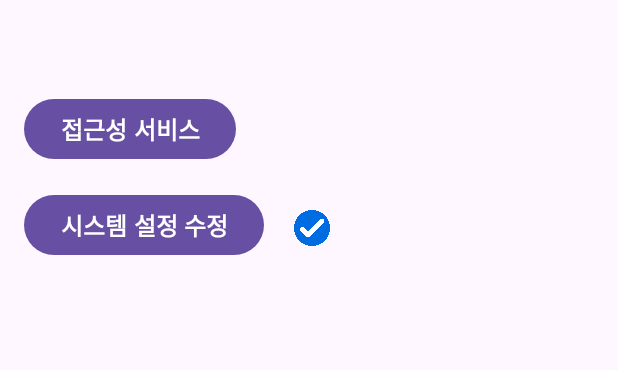
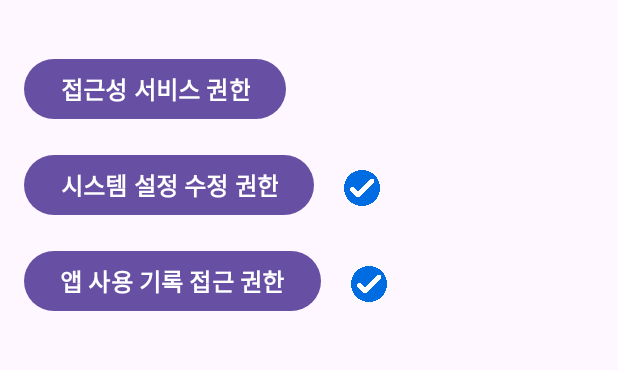
Before and after one commit to Doyeon-Ko/android-bright-volume-master, an Android app: the screen it shows after launch (StartActivity), on a phone screen of 412 x 824 dp, the part 184-554 px from its top. Run offline under Robolectric (Android 15) with nearby library versions, the phone set to English and light mode, and no system bars.

Commit message:
<Fix app detection and permission handling issues>
1) Added a button in StartActivity to request Usage Data Access permission. This permission is necessary to accurately detect the currently running app.

2) Modified the getForegroundApp() method in BrightnessAccessibilityService to use the getLastTimeUsed() method instead of appList.get(0). This change ensures that the method detects the actual foreground app instead of inaccurately assuming the first app in the list is always the foreground app.

3) Updated 'accessibility_service_config.xml':
- Changed 'android:accessibilityEventTypes' from 'typeWindowStateChanged' to 'typeAllMask' to capture a broader range of events.
- Removed 'android:packageNames' attribute, making the service listen to all package names instead of restricting to 'com.example.brightvolumemaster'.
- Removed 'android:accessibilityFlags = "flagIncludeNotImportantViews"' to streamline view processing.

4) Modified 'strings.xml':
- Updated dialog messages for Accessibility Service and Usage Data Access permissions to clarify their distinct purposes:
> Accessibility Service: Used to detect app transitions to apply volume and brightness settings accordingly.
> Usage Data Access: Used to identify the currently active app for applying the corresponding settings.

Theses changes enhances the app's ability to detect running apps more accurately and improve user understanding of required permissions.

```diff
--- a/app/src/main/java/com/example/brightvolumemaster/StartActivity.java
+++ b/app/src/main/java/com/example/brightvolumemaster/StartActivity.java
@@ -1,9 +1,13 @@
 package com.example.brightvolumemaster;
 
 import android.app.Activity;
+import android.app.AppOpsManager;
+import android.content.Context;
 import android.content.DialogInterface;
 import android.content.Intent;
 import android.content.SharedPreferences;
+import android.content.pm.ApplicationInfo;
+import android.content.pm.PackageManager;
 import android.net.Uri;
 import android.os.Bundle;
 import android.provider.Settings;
@@ -23,6 +27,8 @@ public class StartActivity extends AppCompatActivity {
     private boolean isAccessibilityPermissionGranted;
     private boolean isSystemSettingsPermissionGranted;
 
+    private boolean isUsageAccessPermissionGranted;
+
     private static final String PREFS_NAME = "StartActivitySettings";
 
     private SharedPreferences preferences;
@@ -31,6 +37,8 @@ public class StartActivity extends AppCompatActivity {
     private ImageView accessibilityTick;
 
     private ImageView systemSettingsTick;
+
+    private ImageView usageAccessTick;
 
     @Override
     protected void onCreate(Bundle savedInstanceState) {
@@ -43,17 +51,21 @@ public class StartActivity extends AppCompatActivity {
         accessibilityTick = findViewById(R.id.accessibilityTick);
         Button systemSettingsButton = findViewById(R.id.systemSettingsButton);
         systemSettingsTick = findViewById(R.id.systemSettingsTick);
+        Button usageAccessButton = findViewById(R.id.usageAccessButton);
+        usageAccessTick = findViewById(R.id.usageAccessTick);
 
         // Set initial visibility of UI elements
         explanationText.setVisibility(View.VISIBLE);
         accessibilityButton.setVisibility(View.VISIBLE);
         systemSettingsButton.setVisibility(View.VISIBLE);
+        usageAccessButton.setVisibility(View.VISIBLE);
 
         //Initialize SharedPreferences and Editor
         preferences = getSharedPreferences(PREFS_NAME, MODE_PRIVATE);
         editor = preferences.edit();
         editor.putBoolean("accessibilityPermissionAttempted", false);
         editor.putBoolean("systemModificationAttempted", false);
+        editor.putBoolean("usageAccessPermissionAttempted", false);
         editor.putBoolean("doNotShowAgain", false);
         editor.apply();
 
@@ -68,8 +80,8 @@ public class StartActivity extends AppCompatActivity {
             // Check if the user has attempted to grant accessibility permission before
             if (!accessibilityPermissionAttempted) {
                 // If it's the first attempt, show the confirmation dialog
-                showPermissionDialog("알림", "접근성 권한 필요 : BrightVolume Master는 사용자가 설정한 앱별 밝기와 볼륨을 앱에 적용하기 위해 접근성 권한을 사용합니다.\n\n" +
-                        "이 권한은 디바이스가 현재 실행하고 있는 앱을 감지하기 위한 용도로만 사용되며, 접근성 설정 창의 '설치된 서비스' 혹은 '다운로드된 앱'에서 [BrightVolume Master] 항목을 눌러 활성화할 수 있습니다.",
+                showPermissionDialog("알림", "접근성 권한 필요 : BrightVolume Master는 디바이스에서 실행 중인 앱의 전환을 감지하고, 해당 앱에 맞춰 밝기와 볼륨 설정을 적용하기 위해 접근성 권한을 사용합니다.\n\n" +
+                        "이 권한은 특정 앱이 실행 중일 때 BrightVolume Master가 이를 감지하여 밝기와 볼륨 설정값을 자동으로 조정하는 데 필요합니다. 접근성 설정 창의 '설치된 서비스' 또는 '다운로드된 앱'에서 [BrightVolume Master] 항목을 활성화해주세요.",
                         "취소", "설정 화면으로 이동",
                         (dialog, which) -> {
                             // User clicked "취소"
@@ -133,7 +145,7 @@ public class StartActivity extends AppCompatActivity {
                         "취소", "설정 화면으로 이동",
                         (dialog, which) -> {
                             // User clicked "취소"
-                            //Dismiss the dialog without any further action
+                            // Dismiss the dialog without any further action
                         },
                         (dialog, which) -> {
                             // User clicked "설정 화면으로 이동"
@@ -146,17 +158,45 @@ public class StartActivity extends AppCompatActivity {
                 openWriteSettingsPermission();
             }
         });
+
+        // Set click listener for the usage access button
+        usageAccessButton.setOnClickListener(v -> {
+            boolean usageAccessPermissionAttempted = preferences.getBoolean("usageAccessPermissionAttempted", false);
+            Log.d("ButtonClick", "Usage Access Button Clicked - usageAccessPermissionAttempted: " + usageAccessPermissionAttempted);
+
+            // Check if the user has attempted to grant usage access data permission before
+            if(!usageAccessPermissionAttempted) {
+                // If it's the first attempt, show the confirmation dialog
+                showPermissionDialog("알림", "앱 사용 기록 접근 권한 필요 : BrightVolume Master는 현재 실행 중인 앱을 정확하게 식별하고 그에 맞는 밝기와 볼륨 설정을 적용하기 위해 앱 사용 기록 접근 권한을 사용합니다. \n\n" +
+                        "이 권한은 최근 사용된 앱 정보를 바탕으로 BrightVolume Master가 올바른 설정을 적용할 수 있도록 합니다. 이때 다른 앱 사용 내역에는 접근하지 않으며, 사용자의 개인정보를 보호합니다.",
+                        "취소", "설정 화면으로 이동",
+                        (dialog, which) -> {
+                            // User clicked "취소"
+                            // Dismiss the dialog without any further action
+                        },
+                        (dialog, which) -> {
+                            // User clicked "설정 화면으로 이동"
+                            editor.putBoolean("usageAccessPermissionAttempted", true);
+                            editor.apply();
+                            openUsageAccessSettings();
+                        });
+            } else {
+                // Open usage access settings
+                openUsageAccessSettings();
+            }
+        });
     }
 
     @Override
     protected void onResume() {
         super.onResume();
 
-        // Check if both permissions are granted
+        // Check every permission is granted
         isAccessibilityPermissionGranted = isAccessibilityPermissionGranted();
         isSystemSettingsPermissionGranted = isSystemSettingsPermissionGranted();
+        boolean isUsageAccessGranted =isUsageAccessGranted();
 
-        if (isAccessibilityPermissionGranted && isSystemSettingsPermissionGranted) {
+        if (isAccessibilityPermissionGranted && isSystemSettingsPermissionGranted && isUsageAccessGranted) {
             // Transition to MainActivity
             Intent intent = new Intent(this, MainActivity.class);
             startActivity(intent);
@@ -175,6 +215,13 @@ public class StartActivity extends AppCompatActivity {
             systemSettingsTick.setVisibility(View.VISIBLE);
         } else {
             systemSettingsTick.setVisibility(View.GONE);
+        }
+
+        // Check if usage data access is enabled
+        if (isUsageAccessGranted) {
+            usageAccessTick.setVisibility(View.VISIBLE);
+        } else {
+            usageAccessTick.setVisibility(View.GONE);
         }
     }
 
@@ -210,6 +257,22 @@ public class StartActivity extends AppCompatActivity {
     // Method to check if modification of system settings is allowed
     private boolean isSystemSettingsPermissionGranted() {
         return Settings.System.canWrite(this);
+    }
+
+    // Method to check if the app has been granted Usage Access permission
+    private boolean isUsageAccessGranted() {
+        try {
+            PackageManager packageManager = getPackageManager();
+            ApplicationInfo applicationInfo = packageManager.getApplicationInfo(getPackageName(), 0);
+            AppOpsManager appOpsManager = (AppOpsManager) getSystemService(Context.APP_OPS_SERVICE);
+
+            // Check the mode of the Usage Access permission for this app
+            int mode = appOpsManager.checkOpNoThrow(AppOpsManager.OPSTR_GET_USAGE_STATS, applicationInfo.uid, applicationInfo.packageName);
+            return mode == AppOpsManager.MODE_ALLOWED;
+        } catch (PackageManager.NameNotFoundException e) {
+            return false;
+        }
+
     }
 
     // Method to open accessibility settings
@@ -250,6 +313,12 @@ public class StartActivity extends AppCompatActivity {
         }
     }
 
+    // Method to open usage access settings for usage data access permission
+    private void openUsageAccessSettings() {
+        Intent intent = new Intent(Settings.ACTION_USAGE_ACCESS_SETTINGS);
+        startActivity(intent.addFlags(Intent.FLAG_ACTIVITY_NEW_TASK));
+    }
+
     // Method to display a guidance message
     private void showPermissionDialog(String title, String message, String negativeButtonText, String positiveButtonText,
                                       DialogInterface.OnClickListener negativeClickListener,
--- a/app/src/main/java/com/example/brightvolumemaster/SubActivity.java
+++ b/app/src/main/java/com/example/brightvolumemaster/SubActivity.java
@@ -51,6 +51,7 @@ public class SubActivity extends AppCompatActivity {
     @Override
     protected void onStop() {
         super.onStop();
+        Log.d("SubActivity", "onStop called. Saving settings for " + packageName);
         // Save app-specific settings
         saveAppSpecificSettings(packageName, brightnessValue, volumeValue);
     }
--- a/app/src/main/res/layout/activity_start.xml
+++ b/app/src/main/res/layout/activity_start.xml
@@ -75,6 +75,33 @@
 
         </LinearLayout>
 
+        <LinearLayout
+            android:layout_width="wrap_content"
+            android:layout_height="wrap_content"
+            android:orientation="horizontal">
+
+            <Button
+                android:id="@+id/usageAccessButton"
+                android:layout_width="wrap_content"
+                android:layout_height="wrap_content"
+                android:text="@string/usage_data_access_button_text"
+                android:layout_marginTop="16dp"
+                android:textSize="16sp"
+                android:textStyle="bold"
+                android:textColor="@color/white" />
+
+            <ImageView
+                android:id="@+id/usageAccessTick"
+                android:layout_width="24dp"
+                android:layout_height="24dp"
+                android:layout_marginTop="30dp"
+                android:layout_marginStart="20dp"
+                android:src="@drawable/tick_icon"
+                android:visibility="gone"
+                android:contentDescription="@string/tick_icon_description"/>
+
+        </LinearLayout>
+
     </LinearLayout>
 
 </RelativeLayout>
--- a/app/src/main/res/values/strings.xml
+++ b/app/src/main/res/values/strings.xml
@@ -21,9 +21,10 @@
     <string name="default_selected_app_name">Selected App</string>
     <string name="selected_app_icon_description">Selected App Icon</string>
     <string name="accessibility_service_label">Accessibility Service Label</string>
-    <string name="explanation_text">BrightVolume Master 앱을 실행하기 위해서는 디바이스의 접근성 설정에서 [BrightVolume Master] 항목을 활성화하고, 시스템 설정을 수정할 수 있는 권한을 부여해야 합니다.</string>
-    <string name="accessibility_button_text">접근성 서비스</string>
-    <string name="system_settings_button_text">시스템 설정 수정</string>
+    <string name="explanation_text">BrightVolume Master 앱을 실행하려면 디바이스의 설정(Settings)에서 다음 세 가지 권한을 활성화 해야 합니다:</string>
+    <string name="accessibility_button_text">접근성 서비스 권한</string>
+    <string name="system_settings_button_text">시스템 설정 수정 권한</string>
+    <string name="usage_data_access_button_text">앱 사용 기록 접근 권한</string>
     <string name="tick_icon_description">Tick Icon</string>
     <string name="lorem_ipsum">
         Lorem ipsum dolor sit amet, consectetur adipiscing elit. Nam in scelerisque sem. Mauris
--- a/app/src/main/res/xml/accessibility_service_config.xml
+++ b/app/src/main/res/xml/accessibility_service_config.xml
@@ -1,10 +1,8 @@
 <?xml version="1.0" encoding="utf-8"?>
 <accessibility-service xmlns:android="http://schemas.android.com/apk/res/android"
     android:description="@string/accessibility_service_label"
-    android:accessibilityEventTypes="typeWindowStateChanged"
-    android:packageNames="com.example.brightvolumemaster"
+    android:accessibilityEventTypes="typeAllMask"
     android:accessibilityFeedbackType="feedbackGeneric"
-    android:accessibilityFlags="flagIncludeNotImportantViews"
     android:canRetrieveWindowContent="true"
     android:notificationTimeout="100"
     android:settingsActivity="com.example.brightvolumemaster.SettingsActivity"/>
```
Also changed, not shown: app/src/main/java/com/example/brightvolumemaster/BrightnessAccessibilityService.java (+28 -3 lines).
